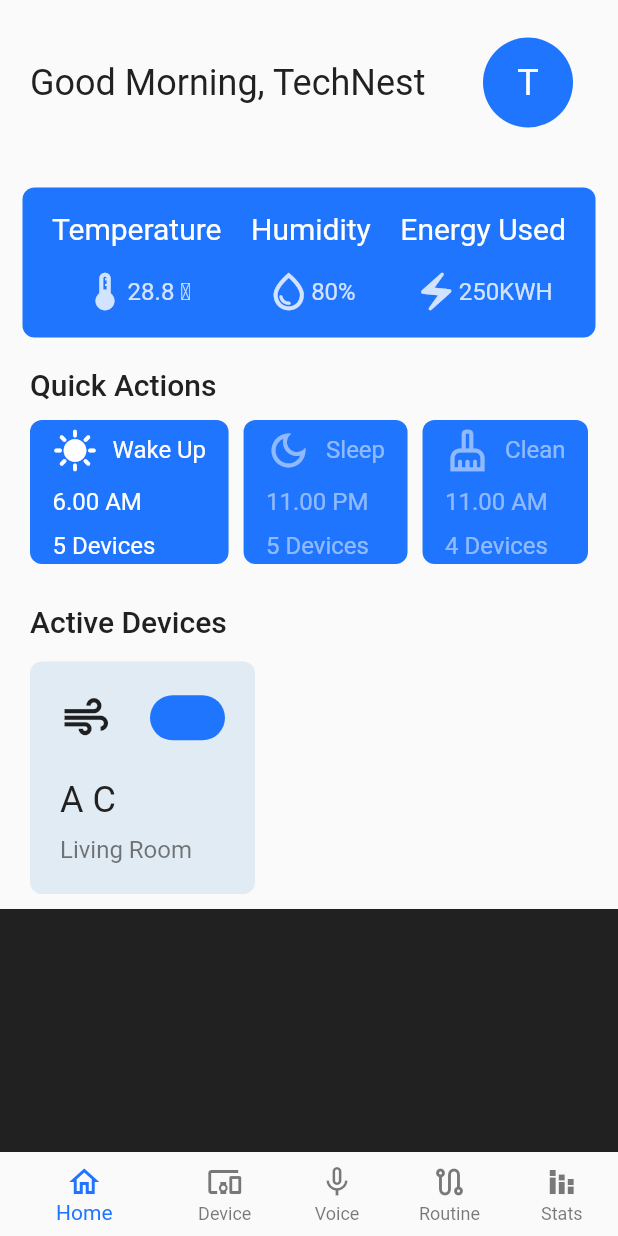
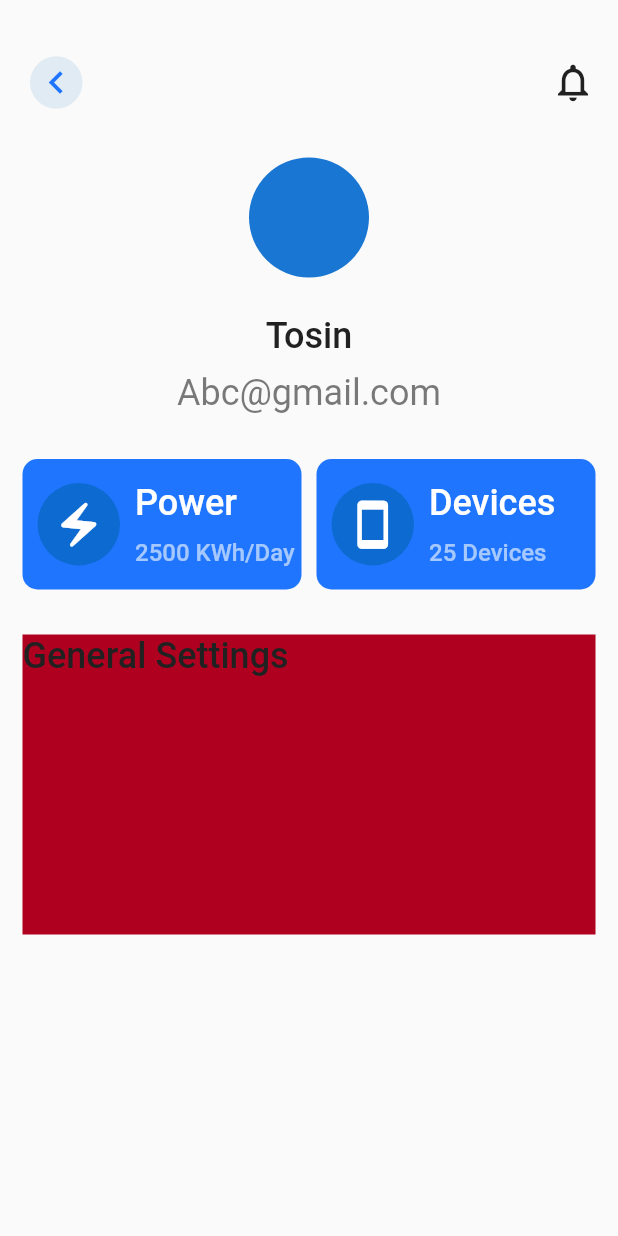
Before and after one commit to mohdsalmanp8666/tech_nest, a Flutter app: the screen it shows after launch, after a tap on an icon or button, on a phone screen of 412 x 824 dp. Run offline on Flutter 3.47's test engine with Material 2 defaults, Android fonts, the phone set to English and light mode, and no system bars; our stand-ins replace flutter_svg, fluttertoast, get.

Commit message:
Power and Devices Completed

```diff
--- a/lib/main.dart
+++ b/lib/main.dart
@@ -4,6 +4,7 @@ import 'package:provider/provider.dart';
 import 'package:tech_nest/pages/dashboard.dart';
 import 'package:tech_nest/pages/login.dart';
 import 'package:tech_nest/pages/onBoaring.dart';
+import 'package:tech_nest/pages/profile.dart';
 import 'package:tech_nest/providers/bottomNavProvider.dart';
 import 'package:tech_nest/providers/homeProvider.dart';
 import 'package:tech_nest/providers/loginProvider.dart';
@@ -36,6 +37,7 @@ class MyApp extends StatelessWidget {
           '/onBoardingScreen': (context) => const OnBoardingScreen(),
           '/loginScreen': (context) => const LoginScreen(),
           '/dashboardScreen': (context) => const DashBoardNav(),
+          '/profileScreen': (context) => const ProfileScreen(),
         },
       ),
     );
--- a/lib/pages/home.dart
+++ b/lib/pages/home.dart
@@ -16,7 +16,7 @@ class HomeScreen extends StatelessWidget {
             Container(
               height: 70,
               margin: const EdgeInsets.only(top: 20),
-              padding: const EdgeInsets.only(left: 20, right: 10),
+              padding: const EdgeInsets.only(left: 20, right: 15),
               child: Row(
                 mainAxisAlignment: MainAxisAlignment.spaceBetween,
                 children: [
@@ -28,7 +28,7 @@ class HomeScreen extends StatelessWidget {
                     padding: const EdgeInsets.symmetric(vertical: 5),
                     child: GestureDetector(
                       onTap: () {
-                        print("Profile Avatar Clicked");
+                        Navigator.pushNamed(context, '/profileScreen');
                       },
                       child: CircleAvatar(
                         backgroundColor: primaryColor,
--- /dev/null
+++ b/lib/pages/profile.dart
@@ -0,0 +1,55 @@
+import 'package:flutter/material.dart';
+import 'package:tech_nest/pages/widgets/profile_widgets.dart';
+import 'package:tech_nest/styles.dart';
+
+class ProfileScreen extends StatelessWidget {
+  const ProfileScreen({super.key});
+
+  @override
+  Widget build(BuildContext context) {
+    return const Scaffold(
+      body: SafeArea(
+        child: Column(
+          // crossAxisAlignment: CrossAxisAlignment.start,
+          children: [
+            // * Profile AppBar
+            ProfileAppBar(),
+            // * Profile Details
+            ProfileSection(),
+            // * Power and Devices Card
+            PowerDevicesCards(),
+            // * General Settings
+            GeneralSettings(),
+            // *
+          ],
+        ),
+      ),
+    );
+  }
+}
+
+class GeneralSettings extends StatelessWidget {
+  const GeneralSettings({
+    super.key,
+  });
+
+  @override
+  Widget build(BuildContext context) {
+    return Container(
+      margin: const EdgeInsets.all(defaultMargin),
+      color: errorColor,
+      height: 200,
+      width: double.infinity,
+      child: Column(
+        crossAxisAlignment: CrossAxisAlignment.start,
+        children: [
+          // * General Settings Text
+          Text(
+            "General Settings",
+            style: headLine(h4, FontWeight.w500, greyColor),
+          ),
+        ],
+      ),
+    );
+  }
+}
--- /dev/null
+++ b/lib/pages/widgets/commonWidgets.dart
@@ -0,0 +1 @@
+import 'package:flutter/material.dart';
--- /dev/null
+++ b/lib/pages/widgets/profile_widgets.dart
@@ -0,0 +1,190 @@
+import 'package:flutter/material.dart';
+import 'package:provider/provider.dart';
+import 'package:tech_nest/providers/bottomNavProvider.dart';
+import 'package:tech_nest/styles.dart';
+
+// ! Profile AppBar Widget/s
+
+class ProfileAppBar extends StatelessWidget {
+  const ProfileAppBar({
+    super.key,
+  });
+
+  @override
+  Widget build(BuildContext context) {
+    return Container(
+      height: appBarHeight,
+      margin: const EdgeInsets.only(top: appBarMargin),
+      padding: const EdgeInsets.only(
+          left: appBarPaddingLeft, right: appBarPaddingRight),
+      child: Row(
+        mainAxisAlignment: MainAxisAlignment.spaceBetween,
+        children: [
+          // * Back icon
+          GestureDetector(
+            onTap: () => Navigator.pop(context),
+            child: Container(
+              height: 35,
+              width: 35,
+              decoration: BoxDecoration(
+                color: secondaryColor.withOpacity(0.1),
+                borderRadius: BorderRadius.circular(35),
+              ),
+              child: const Icon(
+                Icons.chevron_left_outlined,
+                size: 30,
+                color: primaryColor,
+              ),
+            ),
+          ),
+          const Icon(
+            Icons.notifications_none_outlined,
+            size: 30,
+            color: greyColor,
+          ),
+        ],
+      ),
+    );
+  }
+}
+
+// ! Profile Main Section Widget/s
+
+class ProfileSection extends StatelessWidget {
+  const ProfileSection({
+    super.key,
+  });
+
+  @override
+  Widget build(BuildContext context) {
+    return Container(
+      // height: 250,
+      // width: double.infinity,
+      // color: errorColor,
+      margin: const EdgeInsets.symmetric(vertical: 15),
+      child: Column(
+        mainAxisAlignment: MainAxisAlignment.center,
+        crossAxisAlignment: CrossAxisAlignment.center,
+        children: [
+          const CircleAvatar(
+            radius: 40,
+          ),
+          const SizedBox(height: 25),
+          Text(
+            "Tosin",
+            style: headLine(h4, FontWeight.w500, greyColor),
+          ),
+          const SizedBox(height: 10),
+          Text(
+            "Abc@gmail.com",
+            style: headLine(h4, FontWeight.w400, greyColor.withOpacity(0.6)),
+          )
+        ],
+      ),
+    );
+  }
+}
+
+// ! Profile and Devices Cards Widget/s
+
+// * Profile and devices cards main section
+class PowerDevicesCards extends StatelessWidget {
+  const PowerDevicesCards({
+    super.key,
+  });
+
+  @override
+  Widget build(BuildContext context) {
+    return Container(
+      // height: 100,
+      // color: secondaryColor,
+      width: double.infinity,
+      margin: const EdgeInsets.all(defaultMargin),
+      child: Row(
+        mainAxisAlignment: MainAxisAlignment.spaceBetween,
+        children: [
+          GestureDetector(
+              // TODO: Have to implement this Navigation route
+              onTap: () {},
+              child: const PowerDevicesCard(
+                icon: Icons.electric_bolt_outlined,
+                cardHeading: "Power",
+                cardText: "2500 KWh/Day",
+              )),
+          GestureDetector(
+            onTap: () {
+              context.read<BottomNavProvider>().changeBottomNavIndex(1);
+              Navigator.pop(context);
+            },
+            child: const PowerDevicesCard(
+              icon: Icons.smartphone_outlined,
+              cardHeading: "Devices",
+              cardText: "25 Devices",
+            ),
+          ),
+        ],
+      ),
+    );
+  }
+}
+
+// * Power And Devices Card
+
+class PowerDevicesCard extends StatelessWidget {
+  final IconData icon;
+  final String cardHeading;
+  final String cardText;
+
+  const PowerDevicesCard({
+    super.key,
+    required this.icon,
+    required this.cardHeading,
+    required this.cardText,
+  });
+
+  @override
+  Widget build(BuildContext context) {
+    return Container(
+      width: MediaQuery.of(context).size.width / 2 - 20,
+      padding: const EdgeInsets.symmetric(horizontal: 10, vertical: 15),
+      decoration: BoxDecoration(
+        color: primaryColor,
+        borderRadius: BorderRadius.circular(10),
+      ),
+      child: Row(
+        mainAxisAlignment: MainAxisAlignment.start,
+        children: [
+          Container(
+            height: 55,
+            width: 55,
+            decoration: BoxDecoration(
+                color: secondaryColor.withOpacity(0.6),
+                borderRadius: BorderRadius.circular(50)),
+            child: Icon(
+              icon,
+              size: 35,
+              color: Colors.white,
+            ),
+          ),
+          const SizedBox(width: 10),
+          Column(
+            mainAxisAlignment: MainAxisAlignment.center,
+            crossAxisAlignment: CrossAxisAlignment.start,
+            children: [
+              Text(
+                cardHeading,
+                style: headLine(h4, FontWeight.w500, Colors.white),
+              ),
+              const SizedBox(height: 10),
+              Text(
+                cardText,
+                style: headLine(
+                    body, FontWeight.w500, Colors.white.withOpacity(0.6)),
+              )
+            ],
+          )
+        ],
+      ),
+    );
+  }
+}
--- a/lib/styles.dart
+++ b/lib/styles.dart
@@ -1,4 +1,14 @@
 import 'package:flutter/material.dart';
+
+// * Default Margin
+const double defaultMargin = 15;
+
+// * AppBar measurements
+const double appBarHeight = 70;
+const double appBarMargin = 20; // Only at top i.e. EdgeInsets.only(top: 20);
+// Only Left and Right i.e. EdgeInsets.only(left: 20, right: 10),
+const double appBarPaddingLeft = 20;
+const double appBarPaddingRight = 15;
 
 // * Colors to be used in the whole app
 const primaryColor = Color(0xFF1F75FE);
```
